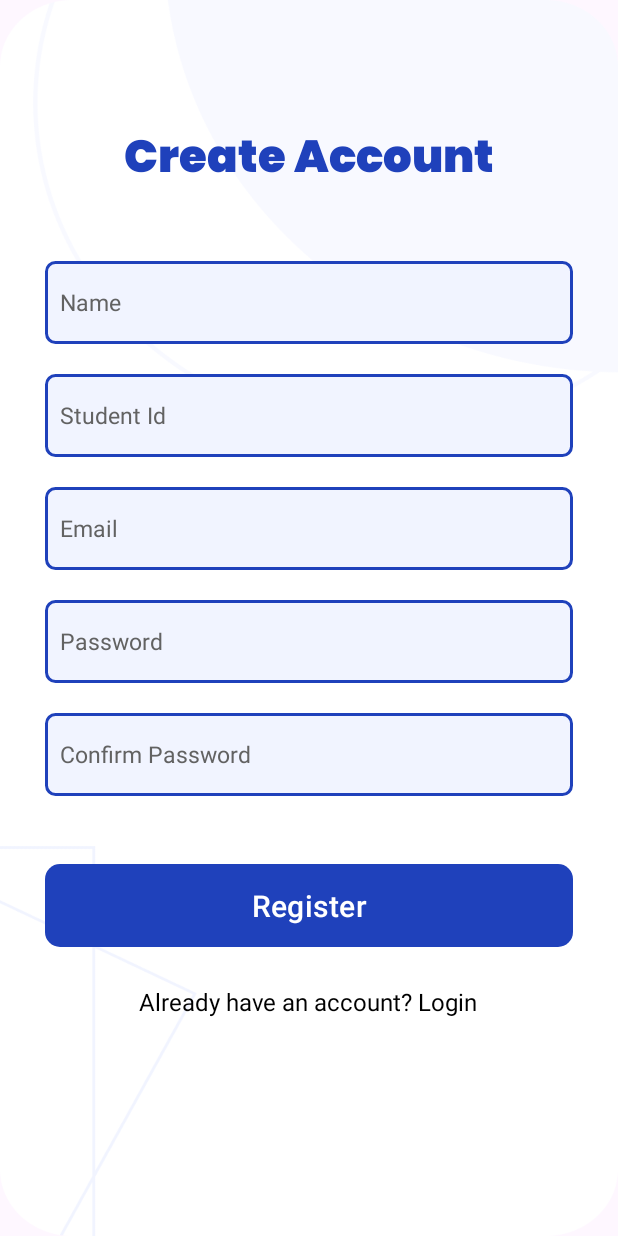
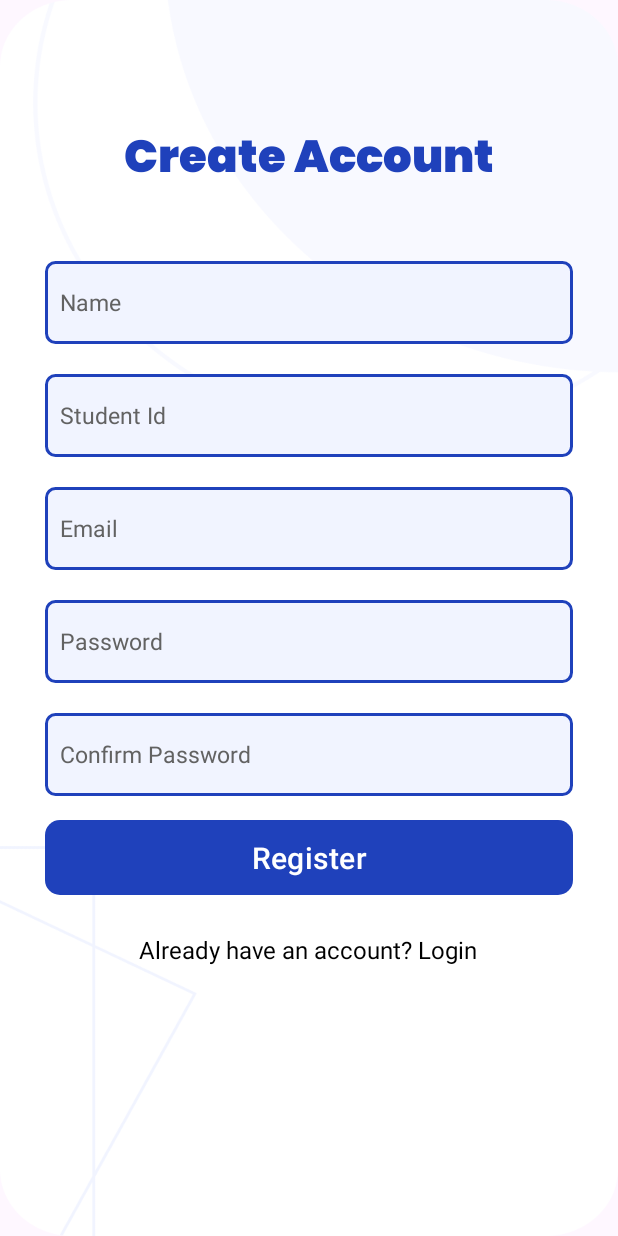
Before and after one commit to HasanChamara/Android_Fitness_App_Java, an Android app: the RegisterActivity screen opened directly, with no data from a screen before it, on a phone screen of 412 x 824 dp. Run offline under Robolectric (Android 15) with nearby library versions, the phone set to English and light mode, and no system bars; our stand-ins replace Firebase (no records; nobody signed in at launch, a user with empty details on screens opened directly).

Commit message:
lording button

```diff
--- a/app/src/main/java/com/example/gymtrackapp/activities/PaymentActivity.java
+++ b/app/src/main/java/com/example/gymtrackapp/activities/PaymentActivity.java
@@ -9,6 +9,7 @@ import android.os.Bundle;
 import android.widget.TextView;
 import android.widget.Toast;
 
+import com.example.gymtrackapp.MainActivity;
 import com.example.gymtrackapp.R;
 import com.google.android.gms.tasks.OnFailureListener;
 import com.google.android.gms.tasks.OnSuccessListener;
@@ -86,7 +87,7 @@ public class PaymentActivity extends AppCompatActivity {
                         updatePaymentStatus(userID);
 
                         Toast.makeText(PaymentActivity.this, "Payment success", Toast.LENGTH_SHORT).show();
-                        startActivity(new Intent(PaymentActivity.this, MealPlanActivity.class));
+                        startActivity(new Intent(PaymentActivity.this, MainActivity.class));
                     } else {
 
                         Toast.makeText(PaymentActivity.this, "Payment failed", Toast.LENGTH_SHORT).show();
--- a/app/src/main/res/layout/activity_register.xml
+++ b/app/src/main/res/layout/activity_register.xml
@@ -113,22 +113,23 @@
                 android:textColor="#000000"
                 android:textColorHint="#626262" />
 
-            <Button
-                android:id="@+id/registerButton"
-                android:layout_width="match_parent"
-                android:layout_height="55dp"
-                android:textSize="20dp"
-                android:layout_below="@id/editTextConfirmPassword"
-                android:background="@drawable/mybutton"
-                android:layout_marginTop="45dp"
-                android:text="Register" />
+
 
             <FrameLayout
+                android:id="@+id/frameidid"
                 android:layout_width="match_parent"
                 android:layout_height="50dp"
                 android:layout_below="@id/editTextConfirmPassword"
                 android:layout_marginTop="16dp">
+                <Button
+                    android:id="@+id/registerButton"
+                    android:layout_width="match_parent"
+                    android:layout_height="50dp"
+                    android:textSize="20dp"
+                    android:layout_below="@id/editTextConfirmPassword"
+                    android:background="@drawable/mybutton"
 
+                    android:text="Register" />
                 <ProgressBar
                     android:id="@+id/progressBar"
                     android:layout_width="25dp"
@@ -148,7 +149,7 @@
                 android:textColor="@color/black"
                 android:clickable="true"
                 android:onClick="goToLogin"
-                android:layout_below="@id/registerButton"
+                android:layout_below="@id/frameidid"
                 android:layout_centerHorizontal="true"
                 android:layout_marginTop="25dp"
                 android:textSize="16sp" />
--- a/app/src/main/res/layout/fragment_setting.xml
+++ b/app/src/main/res/layout/fragment_setting.xml
@@ -207,7 +207,6 @@
                         android:layout_height="25dp"
                         android:layout_gravity="center"
                         android:indeterminate="true"
-                        android:layout_marginBottom="20dp"
                         android:visibility="gone" />
 
                 </FrameLayout>
```
